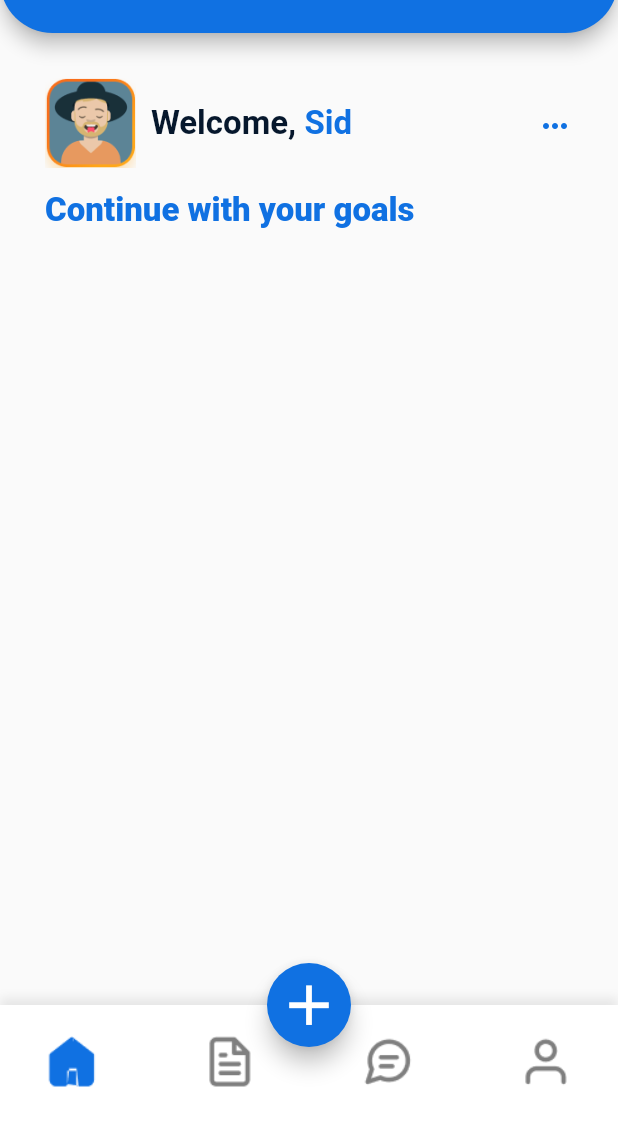
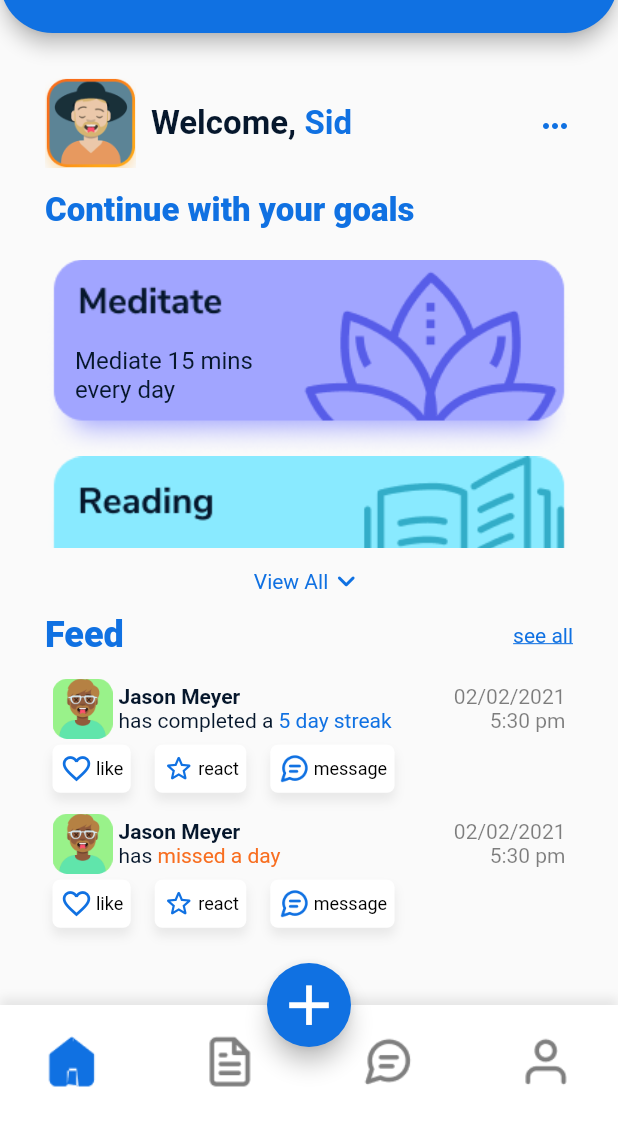
Before and after one commit to priyanshu-sekhar/duuit-app, a Flutter app: the HomeScreen screen opened by its route, on a phone screen of 412 x 824 dp, the part 87-1233 px from its top. Run offline on Flutter 3.47's test engine with Material 2 defaults, Android fonts, the phone set to English and light mode, and no system bars.

Commit message:
added feed and category sections to homescreen

```diff
--- a/lib/src/screens/menu/home_screen.dart
+++ b/lib/src/screens/menu/home_screen.dart
@@ -1,3 +1,5 @@
+import 'package:duuit/src/screens/tiles/feed_tile.dart';
+import 'package:duuit/src/screens/tiles/selected_category_tile.dart';
 import 'package:duuit/src/widgets/app_rich_text.dart';
 import 'package:duuit/src/widgets/footer.dart';
 import 'package:duuit/src/widgets/header.dart';
@@ -22,6 +24,20 @@ class HomeScreen extends StatelessWidget {
               AppRichText(
                 highlightedText: 'Continue with your goals',
                 fontSize: 22,
+              ),
+              Padding(padding: EdgeInsets.only(bottom: 20)),
+              Flexible(
+                flex: 2,
+                child: selectedCategoriesList(),
+              ),
+              Padding(padding: EdgeInsets.only(bottom: 10)),
+              viewAllWidget(),
+              Padding(padding: EdgeInsets.only(bottom: 10)),
+              feedHeaderWidget(),
+              Padding(padding: EdgeInsets.only(bottom: 10)),
+              Flexible(
+                flex: 2,
+                child: feedList(),
               )
             ],
           ),
@@ -52,7 +68,8 @@ class HomeScreen extends StatelessWidget {
             Flexible(
               fit: FlexFit.loose,
               child: Container(
-                padding: EdgeInsets.only(right: 20), // this is to prevent overflow to more icon
+                padding: EdgeInsets.only(right: 20),
+                // this is to prevent overflow to more icon
                 child: AppRichText(
                   header: 'Welcome, ',
                   highlightedText: 'Sid',
@@ -64,12 +81,82 @@ class HomeScreen extends StatelessWidget {
           ],
         ),
         Positioned(
-          child: Icon(
-            Icons.more_horiz_sharp,
-            color: Color(0xFF1071E2),
-          ),
-          right: 0,
-          top: 20
+            child: Icon(
+              Icons.more_horiz_sharp,
+              color: Color(0xFF1071E2),
+            ),
+            right: 0,
+            top: 20)
+      ],
+    );
+  }
+
+  Widget feedHeaderWidget() {
+    return Row(
+      mainAxisAlignment: MainAxisAlignment.spaceBetween,
+      children: [
+        AppRichText(
+          highlightedText: 'Feed',
+          fontSize: 24,
+        ),
+        Text(
+          'see all',
+          style: TextStyle(
+              color: Color(0xFF1071E2),
+              fontSize: 14,
+              fontWeight: FontWeight.w400,
+              decoration: TextDecoration.underline,
+              decorationStyle: TextDecorationStyle.solid,
+              decorationColor: Color(0xFF1071E2)),
+        )
+      ],
+    );
+  }
+
+  Widget feedList() {
+    return ListView(
+      shrinkWrap: true,
+      children: [
+        FeedTile(
+          text: 'has completed a ',
+          highlightedText: '5 day streak',
+        ),
+        FeedTile(
+          text: 'has ',
+          warningText: 'missed a day',
+        ),
+      ],
+    );
+  }
+
+  Widget viewAllWidget() {
+    return Row(
+      mainAxisAlignment: MainAxisAlignment.center,
+      children: [
+        AppRichText(
+          highlightedText: 'View All',
+          fontSize: 14,
+          fontWeight: FontWeight.w400,
+        ),
+        Icon(
+          Icons.keyboard_arrow_down_rounded,
+          color: Color(0xFF1071E2),
+        )
+      ],
+    );
+  }
+
+  Widget selectedCategoriesList() {
+    return ListView(
+      shrinkWrap: true,
+      children: [
+        SelectedCategoryTile(
+          category: 'meditate',
+          goal: 'Mediate 15 mins every day',
+        ),
+        SelectedCategoryTile(
+          category: 'reading',
+          goal: 'Read 15 pages every day',
         )
       ],
     );
--- a/lib/src/screens/onboarding/onboarding_screen_1.dart
+++ b/lib/src/screens/onboarding/onboarding_screen_1.dart
@@ -31,6 +31,7 @@ class OnboardingScreen1 extends StatelessWidget {
         children: [
           Padding(padding: EdgeInsets.only(top: 70)),
           ProfilePic(),
+          Padding(padding: EdgeInsets.only(top: 36)),
           userName(),
           Padding(padding: EdgeInsets.only(bottom: 15)),
           userBio(),
--- a/lib/src/screens/onboarding/onboarding_screen_4.dart
+++ b/lib/src/screens/onboarding/onboarding_screen_4.dart
@@ -57,7 +57,7 @@ class OnboardingScreen4 extends StatelessWidget {
       crossAxisAlignment: CrossAxisAlignment.start,
       children: [
         ProfilePic(),
-        Padding(padding: EdgeInsets.only(left: 0)),
+        Padding(padding: EdgeInsets.only(left: 16)),
         Expanded(
             child: Column(
               mainAxisSize: MainAxisSize.min,
--- a/lib/src/screens/tiles/buddy_tile.dart
+++ b/lib/src/screens/tiles/buddy_tile.dart
@@ -35,7 +35,7 @@ class BuddyTile extends StatelessWidget {
   Widget itemTile() {
     return ExpansionTile(
       leading: Transform.translate(
-        offset: Offset(0, 10),
+        offset: Offset(5, 10),
         child: Image.asset(
           profilePic,
           height: 80,
@@ -64,7 +64,7 @@ class BuddyTile extends StatelessWidget {
 
   Transform transformChild({child}) {
     return Transform.translate(
-      offset: Offset(-10, 10),
+      offset: Offset(0, 10),
       child: child,
     );
   }
@@ -81,11 +81,11 @@ class BuddyTile extends StatelessWidget {
 
   Row userSubtitle() {
     return Row(
+      mainAxisAlignment: MainAxisAlignment.spaceBetween,
       children: [
         userGoal(),
-        Spacer(),
         Transform.translate(
-          offset: Offset(50, 0),
+          offset: Offset(35, 0),
           child: Text(
             goalDuration,
             style: TextStyle(
--- /dev/null
+++ b/lib/src/screens/tiles/feed_tile.dart
@@ -0,0 +1,141 @@
+import 'package:duuit/src/widgets/app_rich_text.dart';
+import 'package:flutter/cupertino.dart';
+import 'package:flutter/material.dart';
+
+class FeedTile extends StatelessWidget {
+  String highlightedText;
+  String warningText;
+  String text;
+
+  FeedTile({this.text, this.warningText, this.highlightedText});
+
+  @override
+  Widget build(BuildContext context) {
+    return Container(
+      child: Column(
+        children: [
+          infoWidget(),
+          Padding(padding: EdgeInsets.only(bottom: 4)),
+          actionWidget(),
+          Padding(padding: EdgeInsets.only(bottom: 4))
+        ],
+      ),
+      alignment: Alignment.center,
+      margin: EdgeInsets.all(5),
+    );
+  }
+
+  Widget infoWidget() {
+    return Row(
+      children: [
+        Image.asset(
+          'assets/avatar.png',
+          height: 40,
+        ),
+        Padding(padding: EdgeInsets.only(right: 4)),
+        Expanded(
+          child: Row(
+            mainAxisAlignment: MainAxisAlignment.spaceBetween,
+            mainAxisSize: MainAxisSize.min,
+            children: [
+              Flexible(
+                child: detailsWidget(),
+              ),
+              timestampWidget(),
+            ],
+          ),
+        )
+      ],
+    );
+  }
+
+  Widget actionWidget() {
+    return Row(
+      children: [
+        actionButton(iconData: Icons.favorite_border_sharp, text: 'like'),
+        Padding(padding: EdgeInsets.only(right: 16)),
+        actionButton(iconData: Icons.star_border_rounded, text: 'react'),
+        Padding(padding: EdgeInsets.only(right: 16)),
+        actionButton(image: 'message-circle', text: 'message')
+      ],
+    );
+  }
+
+  Widget actionButton({IconData iconData, String text, String image}) {
+    return Container(
+      padding: EdgeInsets.all(5),
+      decoration: BoxDecoration(
+          borderRadius: BorderRadius.circular(5),
+          color: Colors.white,
+          boxShadow: [
+            BoxShadow(
+              offset: Offset(0, 5),
+              blurRadius: 5,
+              color: Color.fromRGBO(0, 0, 0, 0.07),
+            ),
+          ]),
+      child: Row(
+        children: [
+          iconData != null
+              ? Icon(
+            iconData,
+            color: Color(0xFF1071E2),
+            size: 22,
+          )
+              : Container(),
+          image != null
+              ? Image.asset(
+            'assets/$image.png',
+            color: Color(0xFF1071E2),
+            height: 22,
+          )
+              : Container(),
+          Padding(padding: EdgeInsets.only(right: 2)),
+          Text(
+            text,
+            style: TextStyle(
+                fontSize: 12, fontWeight: FontWeight.w400, color: Colors.black),
+          )
+        ],
+      ),
+    );
+  }
+
+  Widget detailsWidget() {
+    return Column(
+      crossAxisAlignment: CrossAxisAlignment.start,
+      children: [
+        AppRichText(
+          header: 'Jason Meyer',
+          fontSize: 14,
+          fontWeight: FontWeight.w700,
+        ),
+        AppRichText(
+          header: text,
+          highlightedText: highlightedText,
+          warningText: warningText,
+          fontSize: 14,
+          fontWeight: FontWeight.w400,
+        )
+      ],
+    );
+  }
+
+  Widget timestampWidget() {
+    return Column(
+      crossAxisAlignment: CrossAxisAlignment.end,
+      children: [timestampText('02/02/2021'), timestampText('5:30 pm')],
+    );
+  }
+
+  Widget timestampText(String text) {
+    return Text(
+      text,
+      style: TextStyle(
+        color: Color.fromRGBO(0, 0, 0, 0.5),
+        fontWeight: FontWeight.w400,
+        fontSize: 14,
+      ),
+    );
+  }
+}
--- /dev/null
+++ b/lib/src/screens/tiles/selected_category_tile.dart
@@ -0,0 +1,39 @@
+import 'package:flutter/cupertino.dart';
+
+class SelectedCategoryTile extends StatelessWidget {
+  final String category;
+  final String goal;
+
+  SelectedCategoryTile({this.category, this.goal});
+
+  @override
+  Widget build(BuildContext context) {
+    return Container(
+      // margin: EdgeInsets.only(bottom: 10),
+      child: Stack(
+        children: [
+          FractionallySizedBox(
+            child: Image.asset(
+              'assets/${category}_large.png',
+            ),
+            widthFactor: 1,
+          ),
+          Positioned(
+            bottom: 35,
+            left: 20,
+            width: 150,
+            child: Text(
+              goal,
+              style: TextStyle(
+                color: Color(0xFF06172C),
+                fontSize: 16,
+                fontWeight: FontWeight.w400,
+              ),
+            ),
+          )
+        ],
+      ),
+      decoration: BoxDecoration(borderRadius: BorderRadius.circular(20)),
+    );
+  }
+}
--- a/lib/src/widgets/app_rich_text.dart
+++ b/lib/src/widgets/app_rich_text.dart
@@ -4,6 +4,7 @@ class AppRichText extends StatelessWidget {
   final String leadingText;
   final String header;
   final String highlightedText;
+  final String warningText;
   final double fontSize;
   final FontWeight fontWeight;
 
@@ -11,6 +12,7 @@ class AppRichText extends StatelessWidget {
     this.leadingText = '',
     this.header,
     this.highlightedText,
+    this.warningText = '',
     this.fontSize = 30,
     this.fontWeight = FontWeight.w800
   });
@@ -37,6 +39,12 @@ class AppRichText extends StatelessWidget {
               style: TextStyle(
                 color: Color(0xFF1071E2),
               ),
+            ),
+            TextSpan(
+              text: warningText,
+              style: TextStyle(
+                color: Color(0xFFF86E20),
+              ),
             )
           ]),
       softWrap: true,
--- a/lib/src/widgets/onboarding_header.dart
+++ b/lib/src/widgets/onboarding_header.dart
@@ -17,6 +17,7 @@ class OnboardingHeader extends StatelessWidget {
         crossAxisAlignment: CrossAxisAlignment.start,
         children: [
           AppBackButton(),
+          Padding(padding: EdgeInsets.only(right: 4)),
           header != null ? buildHeader() : Container()
         ],
       ),
```
Also changed, not shown: assets/2.0x/avatar.png (added), assets/2.0x/message-circle.png (added), assets/3.0x/avatar.png (added), assets/3.0x/message-circle.png (added), assets/avatar.png (added), assets/message-circle.png (added).
